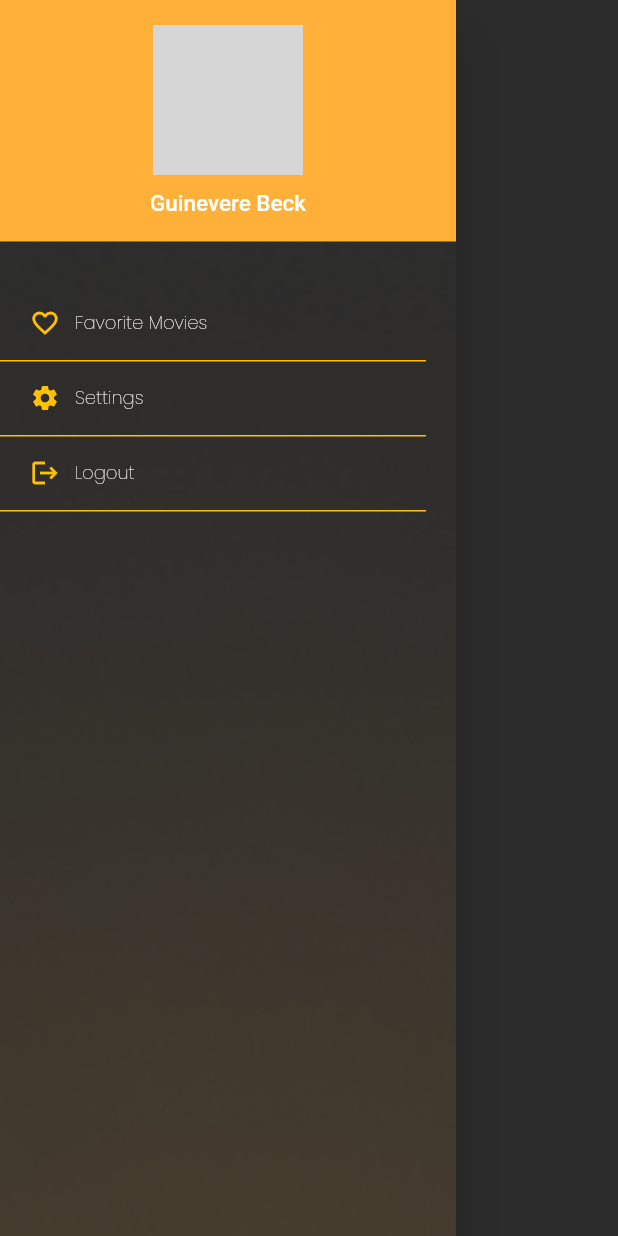
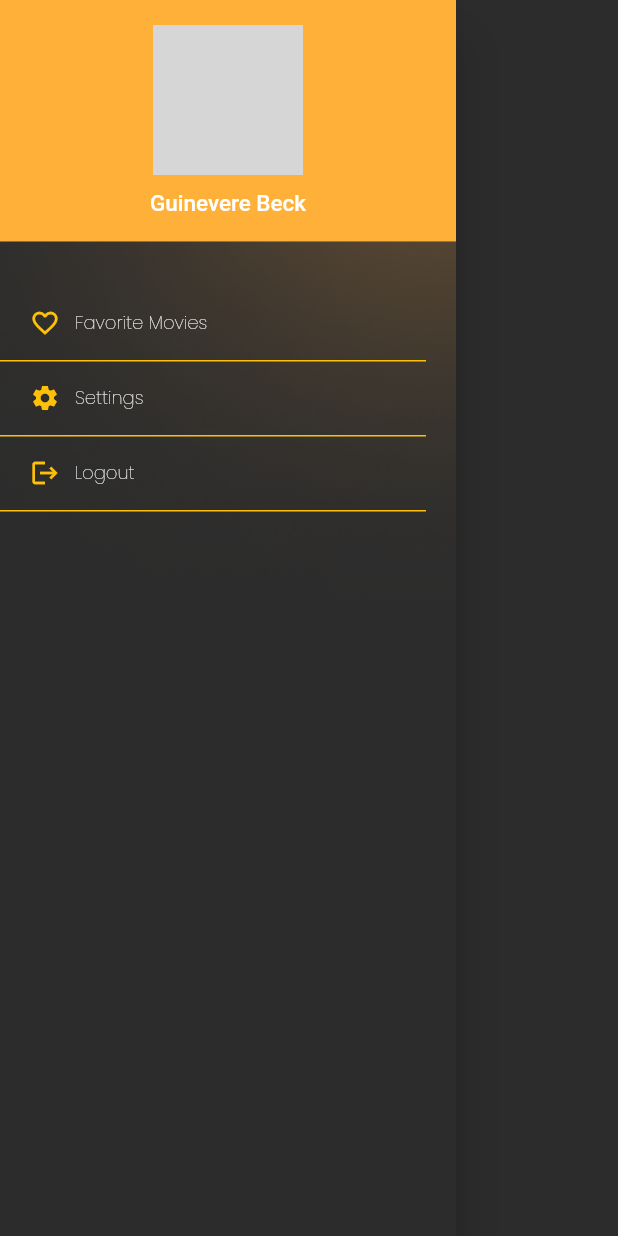
Before and after one commit to zakoraa/movie-app, a Flutter app: the DrawerWidget widget shown alone on an empty page, opened directly, on a phone screen of 412 x 824 dp. Run offline on Flutter 3.47's test engine with Material 2 defaults, Android fonts, the phone set to English and light mode, and no system bars; our stand-ins replace carousel_slider, get, google_fonts, loading_animation_widget; network calls fail; grey boxes are pictures that could not be loaded.

Commit message:
Update UI

```diff
--- a/lib/main.dart
+++ b/lib/main.dart
@@ -38,7 +38,7 @@ class MyApp extends StatelessWidget {
               fontWeight: FontWeight.w600,
             ),
           )),
-      home: const MainPage(),
+      home: const LoginView(),
       getPages: AppPage.pages,
     );
   }
--- a/lib/main_page.dart
+++ b/lib/main_page.dart
@@ -1,4 +1,4 @@
-// ignore_for_file: implementation_imports, unused_import
+// ignore_for_file: implementation_imports, unused_import, unused_local_variable
 
 import 'package:flutter/src/widgets/container.dart';
 import 'package:flutter/src/widgets/framework.dart';
@@ -6,8 +6,8 @@ import 'package:get/get.dart';
 import 'package:movieapp/module/pages/home/controllers/home_controller.dart';
 import 'package:movieapp/module/pages/home/view/movie_home_view.dart';
 import 'package:movieapp/module/pages/home/view/serial_movie_home_view.dart';
-
 import 'module/pages/home/controllers/movie_get_discover.dart';
+import 'module/pages/home/controllers/serial_movie_controller.dart';
 
 class MainPage extends StatelessWidget {
   const MainPage({super.key});
--- a/lib/module/pages/home/widgets/drawer_widget.dart
+++ b/lib/module/pages/home/widgets/drawer_widget.dart
@@ -14,9 +14,10 @@ class DrawerWidget extends StatelessWidget {
         children: [
           Positioned(
               top: 0,
+              right: 0,
               child: Image.asset(
-                "assets/Ellipse 3.png",
-                scale: 0.3,
+                "assets/Ellipse 2.png",
+                scale: 1,
               )),
           Column(
             children: [
--- a/lib/module/pages/login/controllers/login_controller.dart
+++ b/lib/module/pages/login/controllers/login_controller.dart
@@ -9,6 +9,7 @@ class LoginController extends GetxController {
   AuthController authController = Get.put(AuthController());
   RxBool passwordIsVisible = true.obs;
   RxBool obscureText = false.obs;
+  RxBool isLoading = false.obs;
   TextEditingController? email = TextEditingController();
   TextEditingController? password = TextEditingController();
 
@@ -20,8 +21,7 @@ class LoginController extends GetxController {
     if (email!.text.isEmpty && password!.text.isEmpty) {
       ScaffoldMessengerUtils.showFloatingSnackBar(
           context, "Your email and password are empty. Please fill it in!");
-    }
-    else if (email!.text.isEmpty) {
+    } else if (email!.text.isEmpty) {
       ScaffoldMessengerUtils.showFloatingSnackBar(
           context, "Your email is empty. Please fill it in!");
     } else if (password!.text.isEmpty) {
@@ -32,12 +32,14 @@ class LoginController extends GetxController {
         if (email!.text.contains("@")) {
           print("email : ${email!.text}");
           print("password : ${password!.text}");
+          isLoading.value = true;
           authController.login(email!.text, password!.text).then((value) {
             print("accepted email : ${authController.acceptedEmail}");
             if (authController.acceptedEmail == null) {
               ScaffoldMessengerUtils.showFloatingSnackBar(
                   context, "Your email or password is wrong!");
             } else {
+              isLoading.value = false;
               Get.offAllNamed(routeName);
             }
           });
--- a/lib/routes/routes.dart
+++ b/lib/routes/routes.dart
@@ -10,7 +10,10 @@ import 'package:movieapp/routes/route_name.dart';
 class AppPage {
   static final pages = [
     GetPage(name: RouteName.loginView, page: () => const LoginView()),
-    GetPage(name: RouteName.signupView, page: () => const SignupView()),
+    GetPage(
+        name: RouteName.signupView,
+        page: () => const SignupView(),
+        transition: Transition.fadeIn),
     GetPage(name: RouteName.mainPage, page: () => const MainPage()),
     GetPage(name: RouteName.movieHomeView, page: () => const MovieHomeView()),
     GetPage(
```
Also changed, not shown: lib/module/pages/home/controllers/home_controller.dart (+43 -0 lines), lib/module/pages/home/widgets/container_drawer.dart (+3 -37 lines), lib/module/pages/login/view/login_view.dart (+7 -6 lines).
